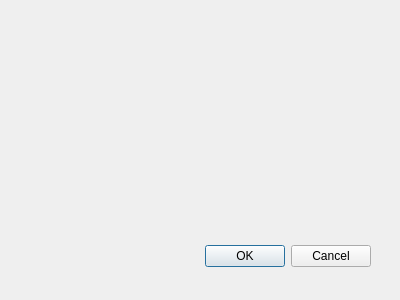
Old version of the form UI/chooseseat.ui in the repository Nisiyama-Suzune/train-ticket-system.
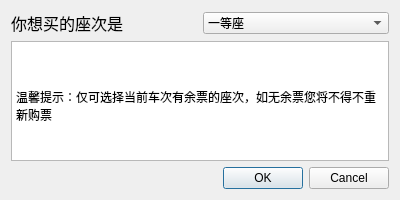
New version of the form.

The edit to the form file:
```diff
--- a/UI/chooseseat.ui
+++ b/UI/chooseseat.ui
@@ -9,28 +9,74 @@
     <x>0</x>
     <y>0</y>
     <width>400</width>
-    <height>300</height>
+    <height>200</height>
    </rect>
   </property>
   <property name="windowTitle">
    <string>Dialog</string>
   </property>
-  <widget class="QDialogButtonBox" name="buttonBox">
-   <property name="geometry">
-    <rect>
-     <x>30</x>
-     <y>240</y>
-     <width>341</width>
-     <height>32</height>
-    </rect>
-   </property>
-   <property name="orientation">
-    <enum>Qt::Horizontal</enum>
-   </property>
-   <property name="standardButtons">
-    <set>QDialogButtonBox::Cancel|QDialogButtonBox::Ok</set>
-   </property>
-  </widget>
+  <layout class="QVBoxLayout" name="verticalLayout">
+   <item>
+    <layout class="QHBoxLayout" name="horizontalLayout">
+     <item>
+      <widget class="QLabel" name="label">
+       <property name="font">
+        <font>
+         <family>微软雅黑 Light</family>
+         <pointsize>12</pointsize>
+        </font>
+       </property>
+       <property name="text">
+        <string>你想买的座次是</string>
+       </property>
+      </widget>
+     </item>
+     <item>
+      <widget class="QComboBox" name="comboBox">
+       <item>
+        <property name="text">
+         <string>一等座</string>
+        </property>
+       </item>
+       <item>
+        <property name="text">
+         <string>二等座</string>
+        </property>
+       </item>
+       <item>
+        <property name="text">
+         <string>无座</string>
+        </property>
+       </item>
+      </widget>
+     </item>
+    </layout>
+   </item>
+   <item>
+    <widget class="QTextBrowser" name="textBrowser">
+     <property name="html">
+      <string>&lt;!DOCTYPE HTML PUBLIC &quot;-//W3C//DTD HTML 4.0//EN&quot; &quot;http://www.w3.org/TR/REC-html40/strict.dtd&quot;&gt;
+&lt;html&gt;&lt;head&gt;&lt;meta name=&quot;qrichtext&quot; content=&quot;1&quot; /&gt;&lt;style type=&quot;text/css&quot;&gt;
+p, li { white-space: pre-wrap; }
+&lt;/style&gt;&lt;/head&gt;&lt;body style=&quot; font-family:'SimSun'; font-size:9pt; font-weight:400; font-style:normal;&quot;&gt;
+&lt;p style=&quot;-qt-paragraph-type:empty; margin-top:0px; margin-bottom:0px; margin-left:0px; margin-right:0px; -qt-block-indent:0; text-indent:0px;&quot;&gt;&lt;br /&gt;&lt;/p&gt;
+&lt;p style=&quot;-qt-paragraph-type:empty; margin-top:0px; margin-bottom:0px; margin-left:0px; margin-right:0px; -qt-block-indent:0; text-indent:0px;&quot;&gt;&lt;br /&gt;&lt;/p&gt;
+&lt;p style=&quot;-qt-paragraph-type:empty; margin-top:0px; margin-bottom:0px; margin-left:0px; margin-right:0px; -qt-block-indent:0; text-indent:0px;&quot;&gt;&lt;br /&gt;&lt;/p&gt;
+&lt;p style=&quot; margin-top:0px; margin-bottom:0px; margin-left:0px; margin-right:0px; -qt-block-indent:0; text-indent:0px;&quot;&gt;温馨提示：仅可选择当前车次有余票的座次，如无余票您将不得不重新购票&lt;/p&gt;&lt;/body&gt;&lt;/html&gt;</string>
+     </property>
+    </widget>
+   </item>
+   <item>
+    <widget class="QDialogButtonBox" name="buttonBox">
+     <property name="orientation">
+      <enum>Qt::Horizontal</enum>
+     </property>
+     <property name="standardButtons">
+      <set>QDialogButtonBox::Cancel|QDialogButtonBox::Ok</set>
+     </property>
+    </widget>
+   </item>
+  </layout>
  </widget>
  <pixmapfunction/>
  <resources/>
```
Left out of the diff: 5 changed lines with no effect on the pictures.
